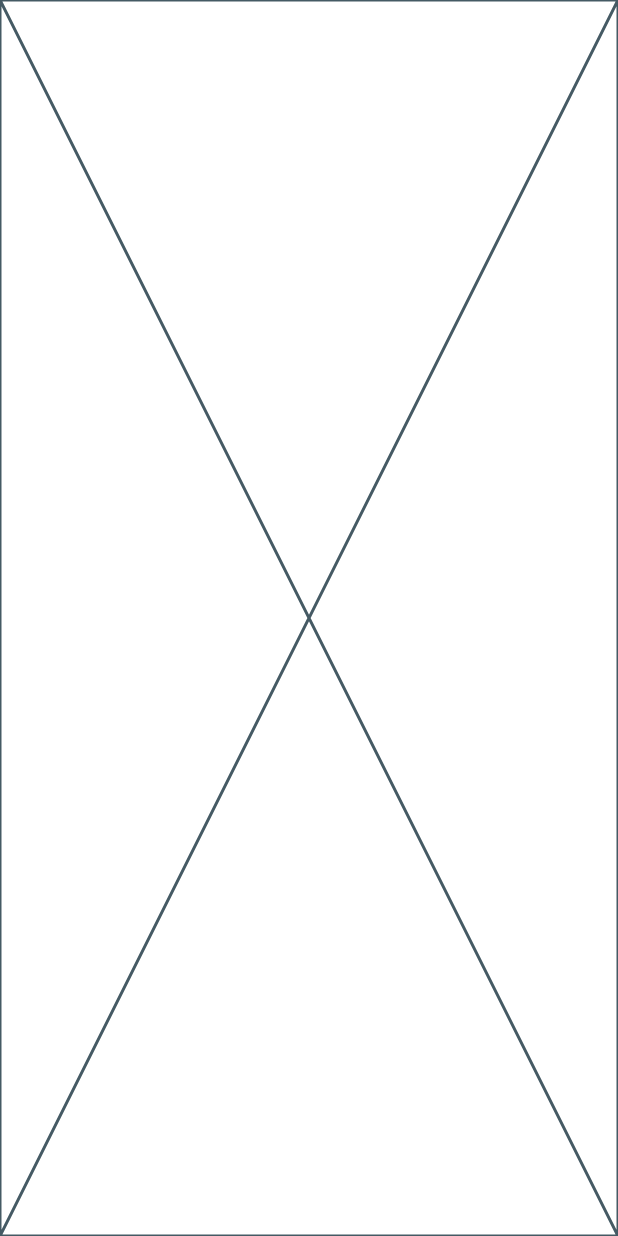
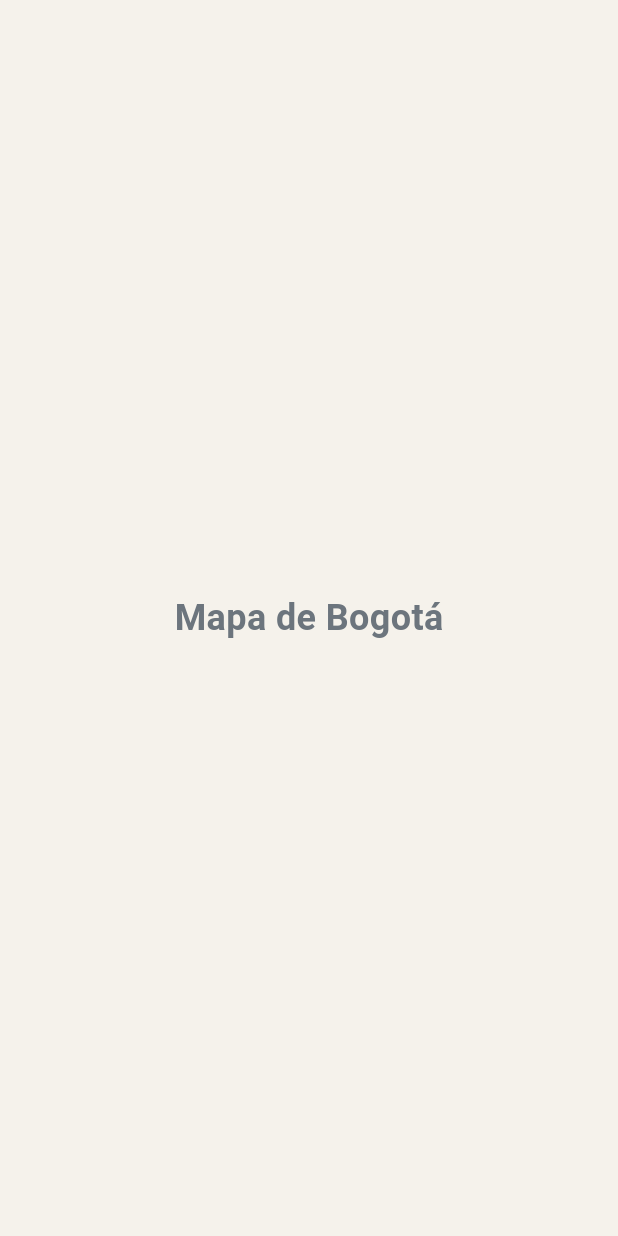
Before and after one commit to SebasYe05/mobile-photobogota, a Flutter app: the screen it shows after launch, on a phone screen of 412 x 824 dp. Run offline on Flutter 3.47's test engine with Material 3 defaults, Android fonts, the phone set to English and light mode, and no system bars; Roboto replaces fonts that are missing (SF Pro).

Commit message:
organizacion carpetas

```diff
--- /dev/null
+++ b/photobogota/lib/features/auth/presentation/screens/auth_wrapper.dart
@@ -0,0 +1,54 @@
+import 'package:flutter/material.dart';
+
+class AuthWrapper extends StatelessWidget {
+  const AuthWrapper({super.key});
+
+  // Simulación de lectura de token (aquí usarás FlutterSecureStorage o SharedPreferences)
+  Future<bool> _checkAuthStatus() async {
+    await Future.delayed(const Duration(seconds: 1)); // Simula leer el storage
+    // Cambia a 'false' para ver cómo te manda al Login
+    return true;
+  }
+
+  @override
+  Widget build(BuildContext context) {
+    return FutureBuilder<bool>(
+      future: _checkAuthStatus(),
+      builder: (context, snapshot) {
+        // Mientras lee el almacenamiento, muestra una pantalla de carga estética
+        if (snapshot.connectionState == ConnectionState.waiting) {
+          return const Scaffold(
+            body: Center(
+              child: CircularProgressIndicator(
+                valueColor: AlwaysStoppedAnimation<Color>(Color(0xFF806FBE)),
+              ),
+            ),
+          );
+        }
+
+        // Si está autenticado, va al mapa. Si no, al Login.
+        if (snapshot.data == true) {
+          //return const MapScreen();
+          return const Scaffold(
+            body: Center(
+              child: Text(
+                'Mapa de Bogotá',
+                style: TextStyle(fontSize: 24, fontWeight: FontWeight.bold),
+              ),
+            ),
+          );
+        } else {
+          //return const LoginScreen();
+          return const Scaffold(
+            body: Center(
+              child: Text(
+                'Inicia sesión para ver el mapa',
+                style: TextStyle(fontSize: 18),
+              ),
+            ),
+          );
+        }
+      },
+    );
+  }
+}
--- a/photobogota/lib/main.dart
+++ b/photobogota/lib/main.dart
@@ -1,6 +1,6 @@
 import 'package:flutter/material.dart';
 import 'core/theme/theme.dart';
-import 'presentation/screens/auth_wrapper.dart'; // Importas tu wrapper
+import 'features/auth/presentation/screens/auth_wrapper.dart'; // Importas tu wrapper
 
 void main() {
   runApp(const PhotoBogotaApp());
--- a/photobogota/lib/presentation/screens/auth_wrapper.dart
+++ /dev/null
@@ -1,10 +0,0 @@
-import 'package:flutter/material.dart';
-
-class AuthWrapper extends StatelessWidget {
-  const AuthWrapper({super.key});
-
-  @override
-  Widget build(BuildContext context) {
-    return const Placeholder();
-  }
-}
```
